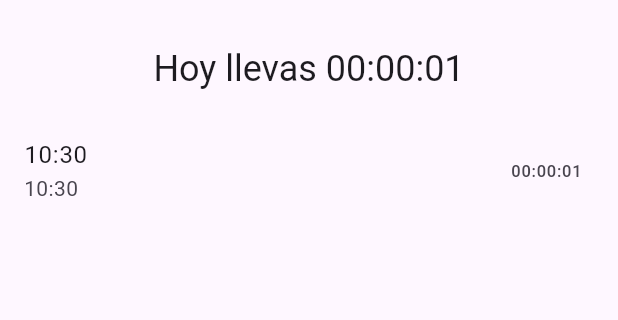
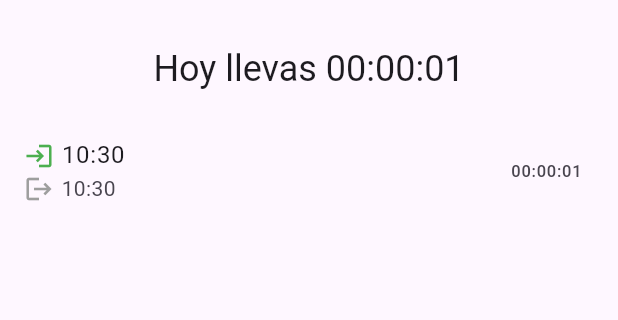
Before and after one commit to brais-A/sistema_fichajes, a Flutter app: the screen it shows after launch, after a tap on "Entrar", after a tap on "Terminar", on a phone screen of 412 x 824 dp, the part 63-383 px from its top. Run offline on Flutter 3.47's test engine with Material 3 defaults, Android fonts, the phone set to English and light mode, and no system bars.

Commit message:
Se añade reloj en vivo e iconos

```diff
--- a/lib/screen/pantalla_fichajes.dart
+++ b/lib/screen/pantalla_fichajes.dart
@@ -1,6 +1,8 @@
 import 'package:flutter/material.dart';
 import 'package:sistema_fichajes/models/fichaje.dart';
 import 'package:sistema_fichajes/utils/formato.dart';
+
+import "dart:async";
 
 class PantallaFichajes extends StatefulWidget {
   const PantallaFichajes({Key? key}) : super(key: key);
@@ -10,6 +12,24 @@ class PantallaFichajes extends StatefulWidget {
 
 class _PantallaFichajesState extends State<PantallaFichajes> {
   final List<Fichaje> _fichajes = [];
+  late Timer _timer;
+
+  @override
+  void initState() {
+    super.initState();
+    _timer = Timer.periodic(const Duration(seconds: 1), (timer) {
+      if (!_tocaEntrar) {
+        setState(() {});
+      }
+    });
+  }
+
+  @override
+  void dispose() {
+    _timer.cancel();
+    super.dispose();
+  }
+
   bool get _tocaEntrar => _fichajes.isEmpty || _fichajes.last.isFinished;
 
   Duration get _totalHoy {
@@ -61,11 +81,29 @@ class _PantallaFichajesState extends State<PantallaFichajes> {
                     itemBuilder: (context, index) {
                       final fichaje = _fichajes[index];
                       return ListTile(
-                        title: Text(formatearHora(fichaje.entrada)),
-                        subtitle: Text(
-                          fichaje.isFinished
-                              ? formatearHora(fichaje.salida!)
-                              : 'En curso',
+                        title: Row(
+                          children: [
+                            Icon(Icons.login, color: Colors.green, size: 20),
+                            const SizedBox(width: 5),
+                            Text(formatearHora(fichaje.entrada)),
+                          ],
+                        ),
+                        subtitle: Row(
+                          children: [
+                            Icon(
+                              fichaje.isFinished ? Icons.logout : Icons.timer,
+                              color: fichaje.isFinished
+                                  ? Colors.grey
+                                  : Colors.orange,
+                              size: 20,
+                            ),
+                            SizedBox(width: 5),
+                            Text(
+                              fichaje.isFinished
+                                  ? formatearHora(fichaje.salida!)
+                                  : 'En curso',
+                            ),
+                          ],
                         ),
                         trailing: Text(formatearDuracion(fichaje.duracion)),
                       );
```
